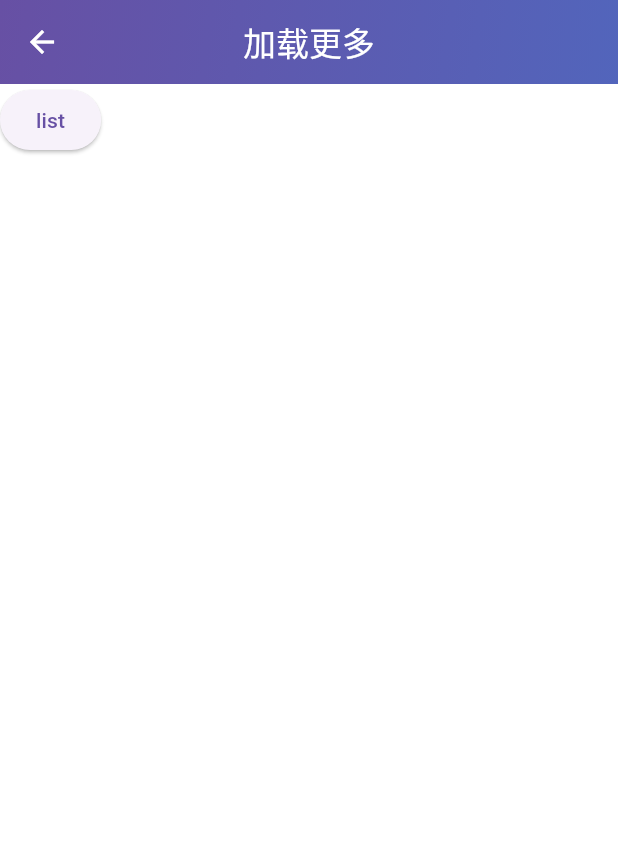
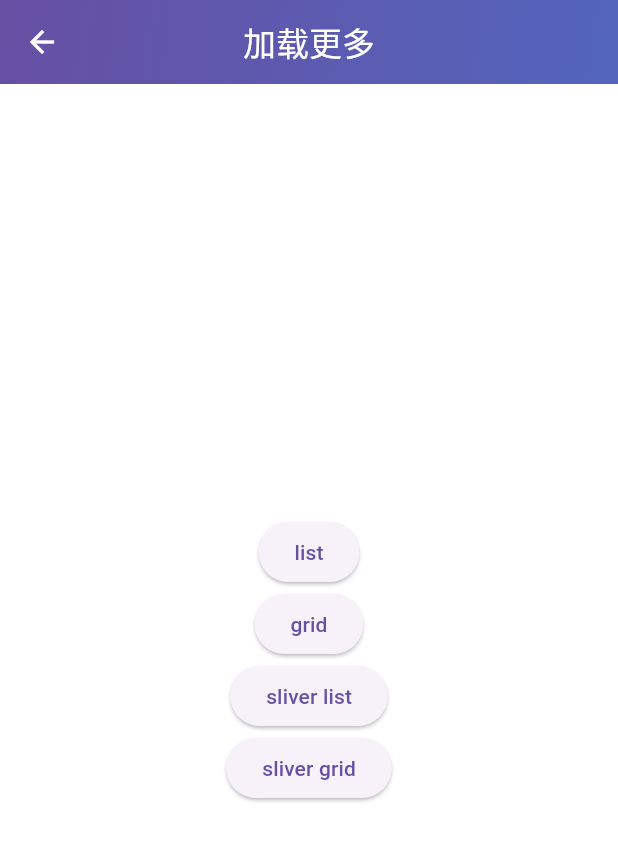
Before and after one commit to TDSSSzero/td_flutter_unit, a Flutter app: the screen it shows after launch, after a tap on "加载更多", on a phone screen of 412 x 824 dp. Shown: the top 841 px of the screen. Run offline on Flutter 3.47's test engine with Material 3 defaults, Android fonts, the light colour scheme and no system bars; our stand-ins replace extended_image, flutter_riverpod, freezed_annotation, go_router, lottie, riverpod_annotation; missing offline and left inert: http_client_helper, loading_more_list; generated files the repository leaves out were written again.

Commit message:
add load more sliver demo

```diff
--- a/lib/modules/load_more/load_more.dart
+++ b/lib/modules/load_more/load_more.dart
@@ -12,11 +12,20 @@ class LoadMorePage extends ConsumerWidget {
   Widget build(BuildContext context, WidgetRef ref) {
     return BasePage(
       title: ref.watch(curMenuItemProvider).name,
-      child: Column(
-        children: [
-          ElevatedButton(onPressed: () => context.push(AppRoute.loadMoreList.url),
-          child: Text("list"))
-        ],
+      child: Center(
+        child: Column(
+          mainAxisAlignment: MainAxisAlignment.center,
+          children: [
+            ElevatedButton(onPressed: () => context.push(AppRoute.loadMoreList.url),
+            child: Text("list")),
+            ElevatedButton(onPressed: () => context.push(AppRoute.loadMoreGrid.url),
+            child: Text("grid")),
+            ElevatedButton(onPressed: () => context.push(AppRoute.loadMoreSliverList.url),
+            child: Text("sliver list")),
+            ElevatedButton(onPressed: () => context.push(AppRoute.loadMoreSliverGrid.url),
+            child: Text("sliver grid")),
+          ],
+        ),
       ));
   }
 }
--- a/lib/modules/load_more/view/load_more_list.dart
+++ b/lib/modules/load_more/view/load_more_list.dart
@@ -36,6 +36,12 @@ class _LoadMoreListPageState extends ConsumerState<LoadMoreListPage> {
       ListConfig<TuChongItem>(
         sourceList: _repository,
       itemBuilder: itemBuilder,
+        physics: const FixedOverscrollBouncingScrollPhysics(),
+        padding: const EdgeInsets.all(0.0),
+        extendedListDelegate: ExtendedListDelegate(
+          collectGarbage: (List<int> indexes) {
+          },
+        ),
         ),
       ),
       ));
--- a/lib/navigation/menu/menu.dart
+++ b/lib/navigation/menu/menu.dart
@@ -1,6 +1,9 @@
 import 'package:go_router/go_router.dart';
 import 'package:td_flutter_unit/modules/load_more/load_more.dart';
+import 'package:td_flutter_unit/modules/load_more/view/load_more_grid.dart';
 import 'package:td_flutter_unit/modules/load_more/view/load_more_list.dart';
+import 'package:td_flutter_unit/modules/load_more/view/load_more_sliver_grid.dart';
+import 'package:td_flutter_unit/modules/load_more/view/load_more_sliver_list.dart';
 import 'package:td_flutter_unit/modules/lottie/lottie.dart';
 import 'package:td_flutter_unit/navigation/router/app_route.dart';
 
@@ -17,6 +20,9 @@ List<GoRoute> menuRoute = [
         path: AppRoute.loadMoreList.path,
         builder: (context, state) => LoadMoreListPage(),
       ),
+      GoRoute(path: AppRoute.loadMoreGrid.path,builder: (context, state) => LoadMoreGridPage(),),
+      GoRoute(path: AppRoute.loadMoreSliverList.path,builder: (context, state) => LoadMoreSliverListPage()),
+      GoRoute(path: AppRoute.loadMoreSliverGrid.path,builder: (context, state) => LoadMoreSliverGridPage()),
     ],
   ),
 
--- a/lib/navigation/router/app_route.dart
+++ b/lib/navigation/router/app_route.dart
@@ -12,6 +12,9 @@ enum AppRoute {
   lottie('lottie',url: '/lottie'),
   loadMore('loadMore',url: '/loadMore'),
   loadMoreList('loadMore_list',url: '/loadMore/loadMore_list'),
+  loadMoreGrid('loadMore_grid',url: '/loadMore/loadMore_grid'),
+  loadMoreSliverList('loadMore_sliver_list',url: '/loadMore/loadMore_sliver_list'),
+  loadMoreSliverGrid('loadMore_sliver_grid',url: '/loadMore/loadMore_sliver_grid'),
   keyboard('keyboard',url: '/keyboard'),
   book('book',url: '/book'),
   audioWaveforms('audioWaveforms',url: '/audioWaveforms'),
--- a/lib/pages/home_page.dart
+++ b/lib/pages/home_page.dart
@@ -58,7 +58,7 @@ class HomePage extends ConsumerWidget {
           padding: const EdgeInsets.all(20.0),
           child: GridView.builder(
             gridDelegate: SliverGridDelegateWithFixedCrossAxisCount(
-              crossAxisCount: 4,
+              crossAxisCount: 2,
               crossAxisSpacing: 20,
               mainAxisSpacing: 20,
               childAspectRatio: 1.1,
```
Also changed, not shown: lib/modules/load_more/repository/tuchong_repo.dart (+5 -2 lines), lib/modules/load_more/view/load_more_grid.dart (+52 -0 lines), lib/modules/load_more/view/load_more_sliver_grid.dart (added, +17 -0 lines), lib/modules/load_more/view/load_more_sliver_list.dart (added, +52 -0 lines), 2 other files.
